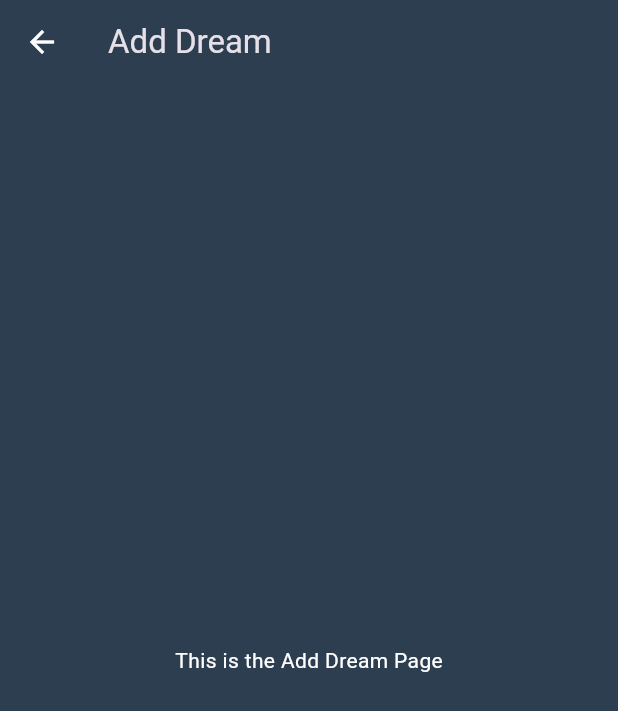
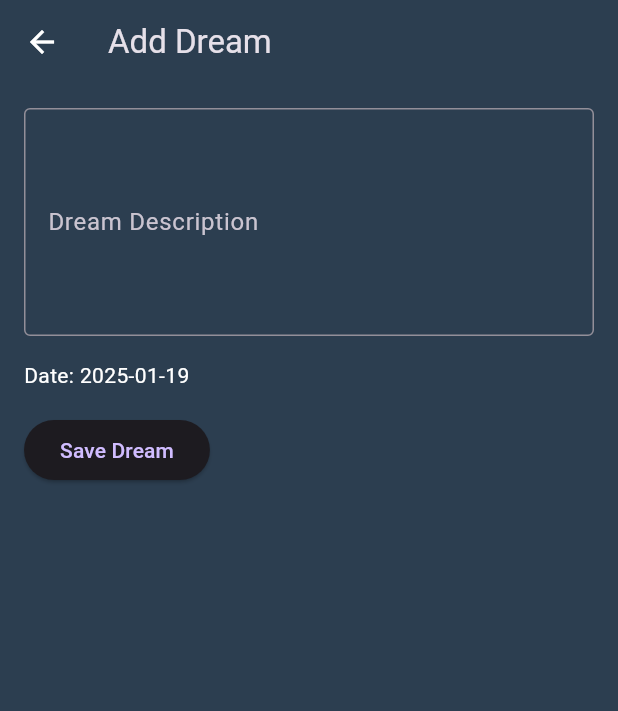
Before and after one commit to Syamgith/ai-dream-journal-frontend, a Flutter app: the AddDreamPage screen opened by its route, on a phone screen of 412 x 824 dp. Shown: the top 711 px of the screen. Run offline on Flutter 3.47's test engine with Material 3 defaults, Android fonts, the phone set to English and light mode, and no system bars; our stand-ins replace flutter_riverpod.

Commit message:
added fuctionality to enter dream description

```diff
--- a/dream_journal_app/lib/features/dreams/presentation/pages/add_dream_page.dart
+++ b/dream_journal_app/lib/features/dreams/presentation/pages/add_dream_page.dart
@@ -1,16 +1,55 @@
 import 'package:flutter/material.dart';
+import 'package:flutter_riverpod/flutter_riverpod.dart';
+import '../../data/models/dream_entry.dart';
+import '../../providers/dreams_provider.dart';
 
-class AddDreamPage extends StatelessWidget {
+class AddDreamPage extends ConsumerWidget {
   const AddDreamPage({super.key});
 
   @override
-  Widget build(BuildContext context) {
+  Widget build(BuildContext context, WidgetRef ref) {
+    final TextEditingController _descriptionController =
+        TextEditingController();
+    final FocusNode _descriptionFocusNode = FocusNode();
+
     return Scaffold(
       appBar: AppBar(
         title: const Text('Add Dream'),
       ),
-      body: Center(
-        child: Text('This is the Add Dream Page'),
+      body: Padding(
+        padding: const EdgeInsets.all(16.0),
+        child: Column(
+          crossAxisAlignment: CrossAxisAlignment.start,
+          children: [
+            TextField(
+              controller: _descriptionController,
+              focusNode: _descriptionFocusNode,
+              decoration: InputDecoration(
+                labelText: 'Dream Description',
+                border: OutlineInputBorder(),
+              ),
+              maxLines: 5,
+            ),
+            SizedBox(height: 16),
+            Text('Date: ${DateTime.now().toLocal().toString().split(' ')[0]}'),
+            SizedBox(height: 16),
+            ElevatedButton(
+              onPressed: () {
+                // Unfocus the TextField to avoid focus-related errors
+                _descriptionFocusNode.unfocus();
+
+                final dream = DreamEntry(
+                  id: DateTime.now().toString(), // Generate a unique ID
+                  title: 'Dream Title', // Placeholder for title
+                  description: _descriptionController.text,
+                  date: DateTime.now(),
+                );
+                ref.read(dreamsProvider.notifier).addDream(dream);
+              },
+              child: Text('Save Dream'),
+            ),
+          ],
+        ),
       ),
     );
   }
```
